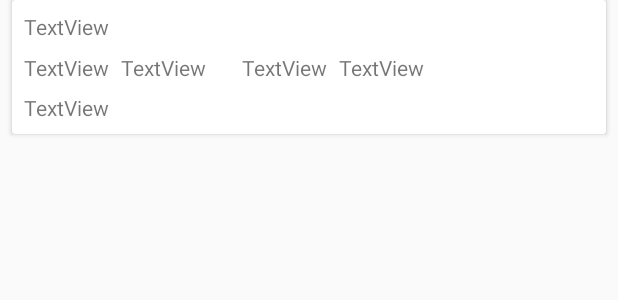
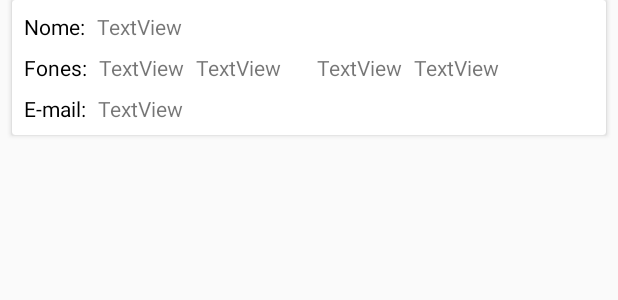
Before and after one commit to pablohcl/W170803, an Android app: the layout linha_contatos.xml on its own in the app's theme, with its tools: preview values and no code run, on a phone screen of 412 x 824 dp. Shown: the top 300 px of the screen. Run offline under Robolectric (Android 15) with nearby library versions, the phone set to English and light mode, and no system bars.

Commit message:
Ajustando contatos: - Layout do cardview dos contatos arrumado

```diff
--- a/app/src/main/res/layout/activity_tela_clientes_exibe.xml
+++ b/app/src/main/res/layout/activity_tela_clientes_exibe.xml
@@ -299,6 +299,7 @@
 
             <android.support.v7.widget.RecyclerView
                 android:id="@+id/rv_contatos_clientes"
+                android:layout_marginTop="8dp"
                 android:layout_width="match_parent"
                 android:layout_height="match_parent" />
         </LinearLayout>
--- a/app/src/main/res/layout/linha_contatos.xml
+++ b/app/src/main/res/layout/linha_contatos.xml
@@ -1,6 +1,7 @@
 <?xml version="1.0" encoding="utf-8"?>
 <android.support.constraint.ConstraintLayout xmlns:android="http://schemas.android.com/apk/res/android"
     xmlns:app="http://schemas.android.com/apk/res-auto"
+    xmlns:tools="http://schemas.android.com/tools"
     android:layout_width="match_parent"
     android:layout_height="wrap_content">
 
@@ -15,33 +16,55 @@
         app:layout_constraintBottom_toBottomOf="parent"
         android:layout_marginBottom="8dp"
         android:layout_marginLeft="8dp"
-        app:layout_constraintLeft_toLeftOf="parent">
+        app:layout_constraintLeft_toLeftOf="parent"
+        app:layout_constraintHorizontal_bias="0.0"
+        app:layout_constraintVertical_bias="0.0">
 
         <android.support.constraint.ConstraintLayout
             android:layout_width="match_parent"
             android:layout_height="match_parent">
 
             <TextView
-                android:id="@+id/tv_contato_contatos_linha"
+                android:id="@+id/tv_label_nome_linha_contatos"
                 android:layout_width="wrap_content"
                 android:layout_height="wrap_content"
                 android:layout_marginLeft="8dp"
                 android:layout_marginTop="8dp"
+                android:text="Nome:"
+                android:textColor="@color/black"
+                app:layout_constraintLeft_toLeftOf="parent"
+                app:layout_constraintTop_toTopOf="parent" />
+
+            <TextView
+                android:id="@+id/tv_contato_contatos_linha"
+                android:layout_width="wrap_content"
+                android:layout_height="wrap_content"
+                android:layout_marginTop="8dp"
                 android:text="TextView"
+                app:layout_constraintTop_toTopOf="parent"
+                app:layout_constraintLeft_toRightOf="@+id/tv_label_nome_linha_contatos"
+                android:layout_marginLeft="8dp" />
+
+            <TextView
+                android:id="@+id/tv_label_fone_linha_contatos"
+                android:layout_width="wrap_content"
+                android:layout_height="wrap_content"
+                android:layout_marginLeft="8dp"
+                android:layout_marginTop="8dp"
+                android:text="Fones:"
+                android:textColor="@color/black"
                 app:layout_constraintLeft_toLeftOf="parent"
-                app:layout_constraintTop_toTopOf="parent"
-                android:layout_marginStart="8dp" />
+                app:layout_constraintTop_toBottomOf="@+id/tv_label_nome_linha_contatos" />
 
             <TextView
                 android:id="@+id/tv_ddd1_contatos_linha"
                 android:layout_width="wrap_content"
                 android:layout_height="wrap_content"
-                android:layout_marginLeft="8dp"
+                android:text="TextView"
                 android:layout_marginTop="8dp"
-                android:text="TextView"
-                app:layout_constraintLeft_toLeftOf="parent"
                 app:layout_constraintTop_toBottomOf="@+id/tv_contato_contatos_linha"
-                android:layout_marginStart="8dp" />
+                app:layout_constraintLeft_toRightOf="@+id/tv_label_fone_linha_contatos"
+                android:layout_marginLeft="8dp" />
 
             <TextView
                 android:id="@+id/tv_fone1_contatos_linha"
@@ -81,17 +104,27 @@
                 app:layout_constraintHorizontal_bias="0.0" />
 
             <TextView
+                android:id="@+id/tv_label_email_linha_contatos"
+                android:layout_width="wrap_content"
+                android:layout_height="wrap_content"
+                android:layout_marginLeft="8dp"
+                android:layout_marginTop="8dp"
+                android:text="E-mail:"
+                android:textColor="@color/black"
+                app:layout_constraintLeft_toLeftOf="parent"
+                app:layout_constraintTop_toBottomOf="@+id/tv_label_fone_linha_contatos" />
+
+            <TextView
                 android:id="@+id/tv_email_contatos_linha"
                 android:layout_width="wrap_content"
                 android:layout_height="wrap_content"
                 android:layout_marginBottom="8dp"
-                android:layout_marginLeft="8dp"
-                android:layout_marginTop="7dp"
+                android:layout_marginTop="8dp"
                 android:text="TextView"
                 app:layout_constraintBottom_toBottomOf="parent"
-                app:layout_constraintLeft_toLeftOf="parent"
                 app:layout_constraintTop_toBottomOf="@+id/tv_ddd1_contatos_linha"
-                android:layout_marginStart="8dp" />
+                app:layout_constraintLeft_toRightOf="@+id/tv_label_email_linha_contatos"
+                android:layout_marginLeft="8dp" />
         </android.support.constraint.ConstraintLayout>
     </android.support.v7.widget.CardView>
 </android.support.constraint.ConstraintLayout>
```
